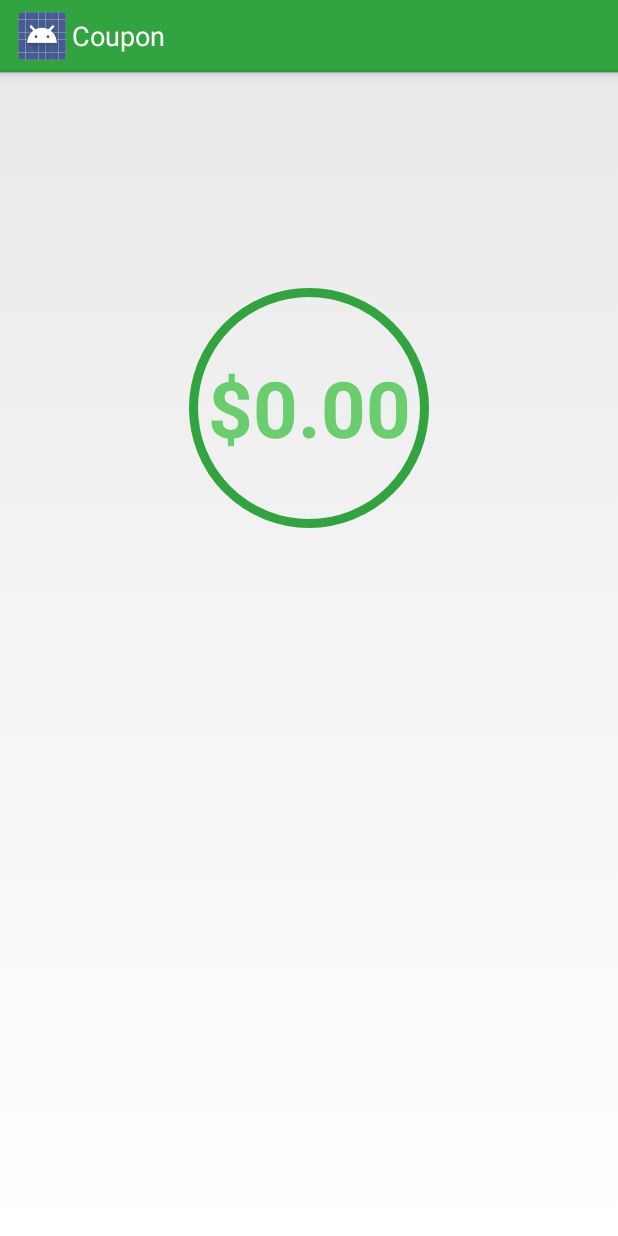
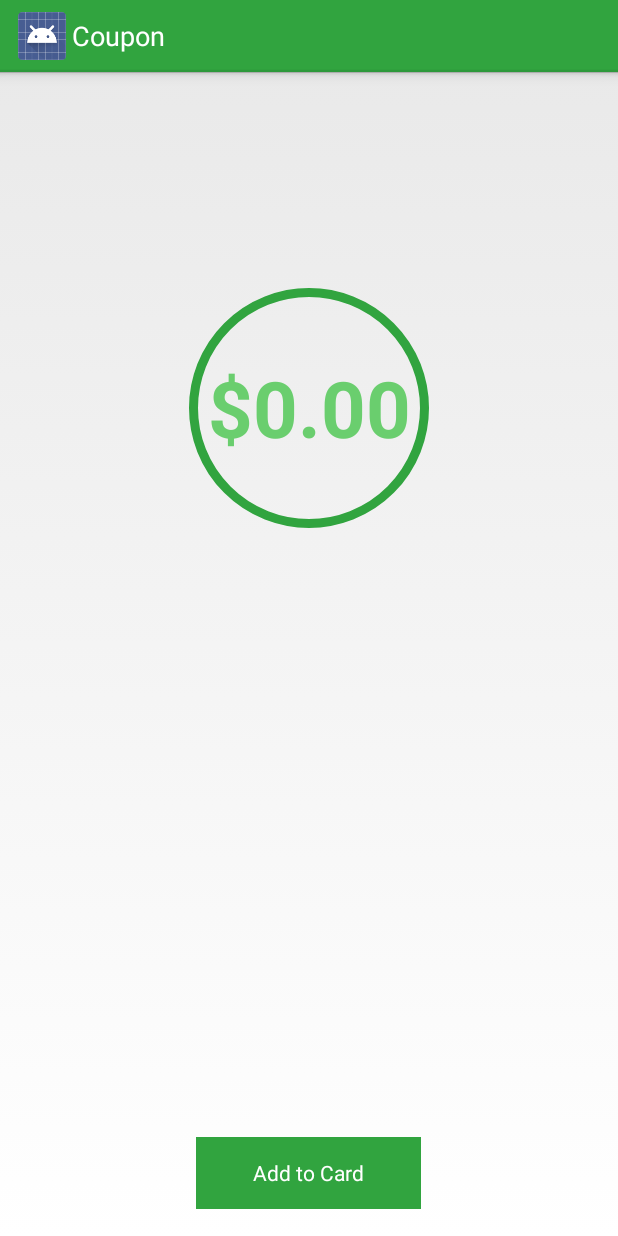
Before and after one commit to johnhiott/tme_event, an Android app: the CouponDetailActivity screen opened directly, with no data from a screen before it, on a phone screen of 412 x 824 dp. Run offline under Robolectric (Android 15) with nearby library versions, the phone set to English and light mode, and no system bars; our stand-ins replace ButterKnife; libraries missing offline, so code that uses them is left out: de.keyboardsurfer.android.

Commit message:
Added Crouton. Added add to card button on detail view.

```diff
--- a/app/build.gradle
+++ b/app/build.gradle
@@ -26,4 +26,8 @@ dependencies {
     compile 'com.squareup.picasso:picasso:2.2.0'
     compile 'com.android.support:support-v4:20.+'
     compile 'com.jakewharton:butterknife:5.1.1'
+    compile('de.keyboardsurfer.android.widget:crouton:1.8.4@aar') {
+        exclude group: 'com.google.android', module: 'support-v4'
+    }
+
 }
--- a/app/src/main/AndroidManifest.xml
+++ b/app/src/main/AndroidManifest.xml
@@ -24,7 +24,7 @@
         </activity>
         <activity
             android:name=".CouponDetailActivity"
-            android:label="Coupon" >
+            android:label="Coupon" android:screenOrientation="portrait" >
         </activity>
         <activity
             android:name=".ProfileActivity"
--- a/app/src/main/java/tme/transactthis/com/couponquest/CouponDetailActivity.java
+++ b/app/src/main/java/tme/transactthis/com/couponquest/CouponDetailActivity.java
@@ -10,6 +10,8 @@ import java.text.NumberFormat;
 import butterknife.ButterKnife;
 import butterknife.InjectView;
 import butterknife.OnClick;
+import de.keyboardsurfer.android.widget.crouton.Crouton;
+import de.keyboardsurfer.android.widget.crouton.Style;
 import tme.transactthis.com.couponquest.model.ICoupon;
 
 /**
@@ -70,4 +72,8 @@ public class CouponDetailActivity extends Activity {
         couponDetail.setText(description);
         couponDisclaimer.setText(terms);
     }
+
+    @OnClick(R.id.addToCard) public void addToCard(){
+        Crouton.makeText(this, "Coupon added to Harris Teeter Card", Style.INFO).show();
+    }
 }
--- a/app/src/main/res/layout/coupon_detail_activity.xml
+++ b/app/src/main/res/layout/coupon_detail_activity.xml
@@ -53,8 +53,8 @@
     <TextView
         android:id="@+id/coupon_disclaimer_tv"
         android:layout_width="match_parent"
-        android:layout_height="100dp"
-        android:layout_alignParentBottom="true"
+        android:layout_height="60dp"
+        android:layout_below="@id/coupon_detail_tv"
         android:layout_centerHorizontal="true"
         android:gravity="center"
         android:paddingLeft="8dp"
@@ -65,4 +65,15 @@
         android:ellipsize="end"
         android:textSize="10.5sp"/>
 
+    <Button
+        android:id="@+id/addToCard"
+        android:layout_width="150dp"
+        android:layout_height="48dp"
+        style="@style/GreenButtonStyle"
+        android:layout_alignParentBottom="true"
+        android:layout_centerHorizontal="true"
+        android:layout_marginBottom="18dp"
+        android:text="Add to Card"
+        />
+
 </RelativeLayout>
```
Also changed, not shown: 1 other file.
